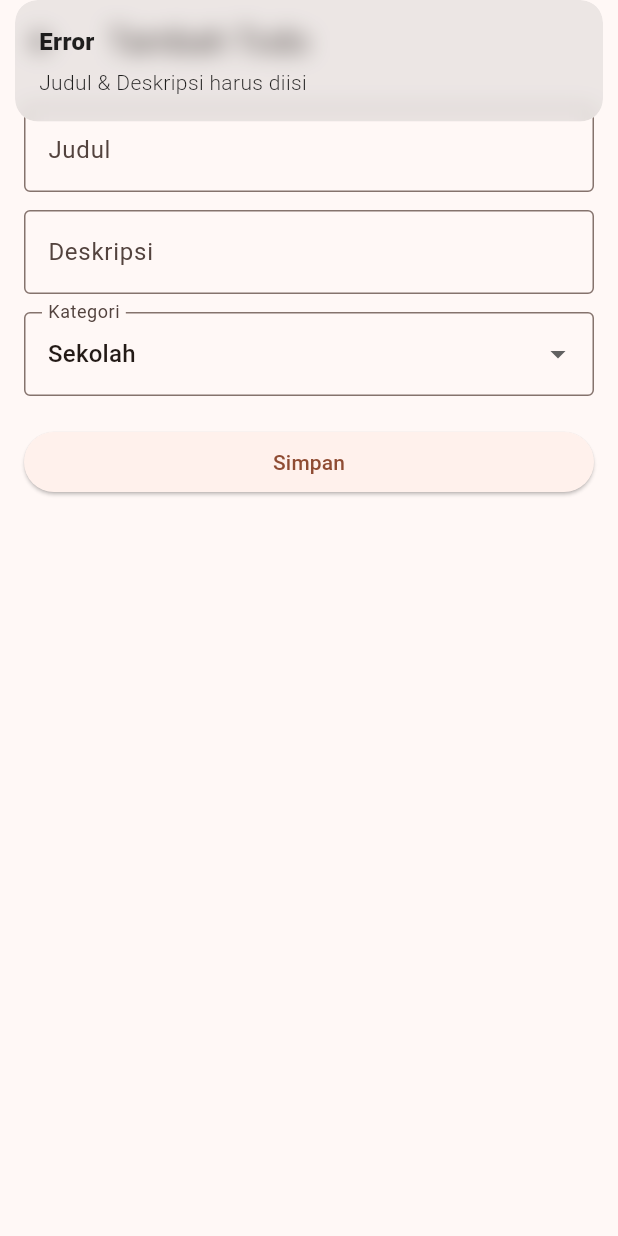
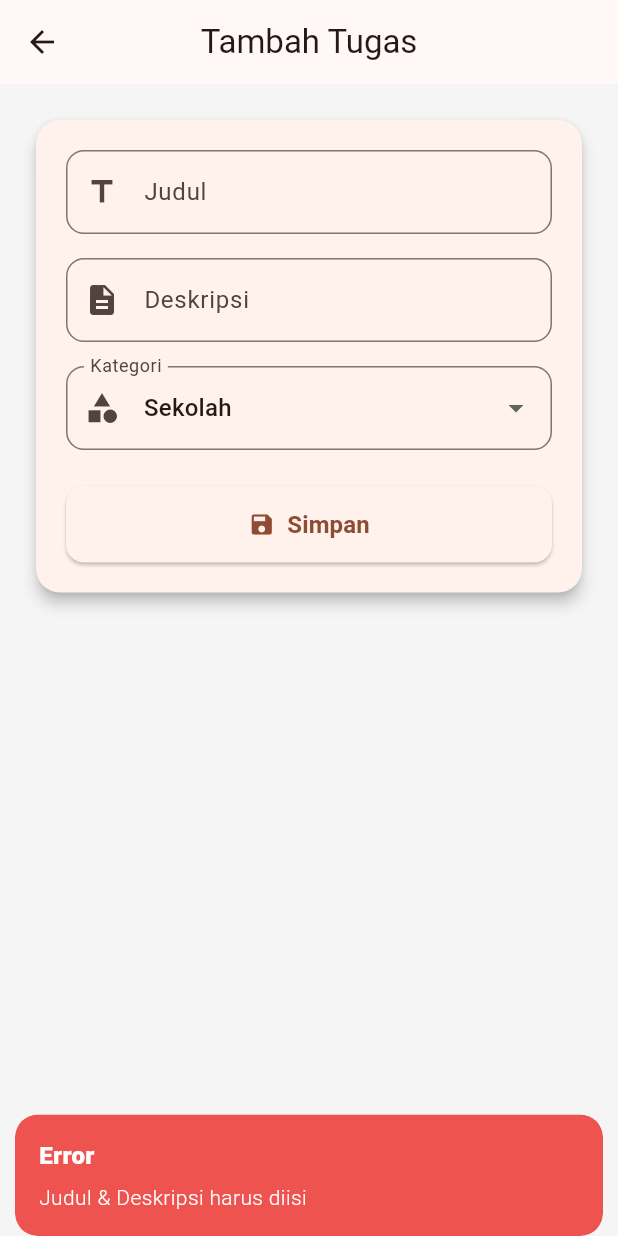
Before and after one commit to fawwazz-z/todo_list_app, a Flutter app: the AddTodoPage screen opened by its route, after a tap on "Simpan", on a phone screen of 412 x 824 dp. Run offline on Flutter 3.47's test engine with Material 3 defaults, Android fonts, the phone set to English and light mode, and no system bars; our stand-ins replace get.

Commit message:
FEAT [WAZ] feat addtodolist

```diff
--- a/lib/controllers/dashboard_controller.dart
+++ b/lib/controllers/dashboard_controller.dart
@@ -1,10 +1,10 @@
 import 'package:get/get.dart';
 
 class DashboardController extends GetxController {
-  // Index tab aktif
-  var currentIndex = 0.obs;
+  // index tab aktif
+  final RxInt currentIndex = 0.obs;
 
-  // Fungsi untuk ganti tab
+  // ganti tab
   void changeTab(int index) {
     currentIndex.value = index;
   }
--- a/lib/pages/add_todo_page.dart
+++ b/lib/pages/add_todo_page.dart
@@ -1,6 +1,6 @@
 import 'package:flutter/material.dart';
 import 'package:get/get.dart';
-import 'package:intl/intl.dart'; // 🆕 untuk format tanggal
+import 'package:intl/intl.dart';
 import '../controllers/todo_controller.dart';
 
 class AddTodoPage extends StatelessWidget {
@@ -11,82 +11,127 @@ class AddTodoPage extends StatelessWidget {
   final descController = TextEditingController();
   final categoryList = ["Sekolah", "Pekerjaan", "Pribadi"];
   final RxString selectedCategory = "Sekolah".obs;
-  final String dateNow = DateFormat(
-    'dd MMM yyyy, HH:mm',
-  ).format(DateTime.now());
 
   @override
   Widget build(BuildContext context) {
     return Scaffold(
-      appBar: AppBar(title: const Text("Tambah Todo")),
-      body: Padding(
-        padding: const EdgeInsets.all(16),
+      backgroundColor: Colors.grey[100],
+      appBar: AppBar(
+        title: const Text("Tambah Tugas"),
+        elevation: 0,
+        centerTitle: true,
+      ),
+      body: SingleChildScrollView(
+        padding: const EdgeInsets.all(20),
+        child: Card(
+          elevation: 4,
+          shape: RoundedRectangleBorder(
+            borderRadius: BorderRadius.circular(16),
+          ),
+          child: Padding(
+            padding: const EdgeInsets.all(20),
             child: Column(
               crossAxisAlignment: CrossAxisAlignment.start,
               children: [
+                // 📌 Judul
                 TextField(
                   controller: titleController,
-              decoration: const InputDecoration(
+                  decoration: InputDecoration(
                     labelText: "Judul",
-                border: OutlineInputBorder(),
+                    hintText: "Masukkan judul tugas",
+                    prefixIcon: const Icon(Icons.title),
+                    border: OutlineInputBorder(
+                      borderRadius: BorderRadius.circular(12),
                     ),
                   ),
-            const SizedBox(height: 12),
+                ),
+                const SizedBox(height: 16),
+
+                // 📌 Deskripsi
                 TextField(
                   controller: descController,
-              decoration: const InputDecoration(
+                  minLines: 1,      // awalnya sama dengan input lain
+                  maxLines: null,   // bisa melebar sesuai isi
+                  decoration: InputDecoration(
                     labelText: "Deskripsi",
-                border: OutlineInputBorder(),
+                    hintText: "Tambahkan deskripsi detail",
+                    prefixIcon: const Icon(Icons.description),
+                    border: OutlineInputBorder(
+                      borderRadius: BorderRadius.circular(12),
                     ),
                   ),
-            const SizedBox(height: 12),
+                ),
+
+                const SizedBox(height: 16),
+
+                // 📌 Dropdown kategori
                 Obx(
                   () => DropdownButtonFormField<String>(
                     value: selectedCategory.value,
-                decoration: const InputDecoration(
+                    decoration: InputDecoration(
                       labelText: "Kategori",
-                  border: OutlineInputBorder(),
+                      prefixIcon: const Icon(Icons.category),
+                      border: OutlineInputBorder(
+                        borderRadius: BorderRadius.circular(12),
+                      ),
                     ),
                     items: categoryList
-                    .map((c) => DropdownMenuItem(value: c, child: Text(c)))
+                        .map((c) =>
+                            DropdownMenuItem(value: c, child: Text(c)))
                         .toList(),
                     onChanged: (value) {
                       selectedCategory.value = value!;
                     },
                   ),
                 ),
-            const SizedBox(height: 20),
+                const SizedBox(height: 24),
+
+                // 📌 Tombol Simpan
                 SizedBox(
                   width: double.infinity,
-              child: ElevatedButton(
+                  child: ElevatedButton.icon(
+                    icon: const Icon(Icons.save),
+                    style: ElevatedButton.styleFrom(
+                      padding: const EdgeInsets.symmetric(vertical: 14),
+                      shape: RoundedRectangleBorder(
+                        borderRadius: BorderRadius.circular(12),
+                      ),
+                    ),
                     onPressed: () {
                       if (titleController.text.isNotEmpty &&
                           descController.text.isNotEmpty) {
-                    // 🆕 ambil tanggal sekarang & format
-                    final String dateNow = DateFormat(
-                      'dd MMM yyyy, HH:mm',
-                    ).format(DateTime.now());
+                        final String dateNow =
+                            DateFormat('dd MMM yyyy, HH:mm')
+                                .format(DateTime.now());
 
-                    // 👉 Tambah ke controller
                         todoController.addTodo(
                           titleController.text,
                           descController.text,
                           selectedCategory.value,
-                      dateNow, // simpan format yg rapi
+                          dateNow,
                         );
 
-                    Get.back(); // Balik ke TodoListPage
-                    Get.snackbar("Sukses", "Tugas berhasil ditambahkan");
+                        Get.back();
+                        Get.snackbar("Sukses", "Tugas berhasil ditambahkan",
+                            snackPosition: SnackPosition.BOTTOM);
                       } else {
-                    Get.snackbar("Error", "Judul & Deskripsi harus diisi");
+                        Get.snackbar("Error", "Judul & Deskripsi harus diisi",
+                            backgroundColor: Colors.red[400],
+                            colorText: Colors.white,
+                            snackPosition: SnackPosition.BOTTOM);
                       }
                     },
-                child: const Text("Simpan"),
+                    label: const Text(
+                      "Simpan",
+                      style: TextStyle(fontSize: 16, fontWeight: FontWeight.bold),
+                    ),
                   ),
                 ),
               ],
             ),
           ),
+        ),
+      ),
     );
   }
 }
```
Lines whose indentation alone changed are shown as unchanged.
